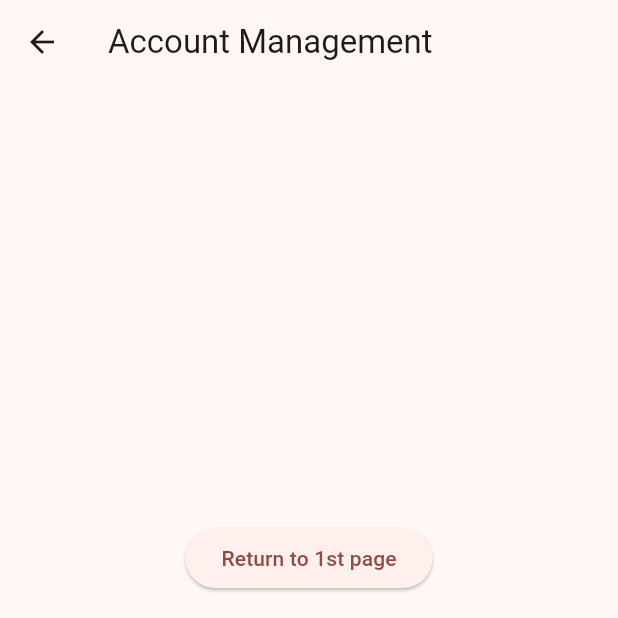
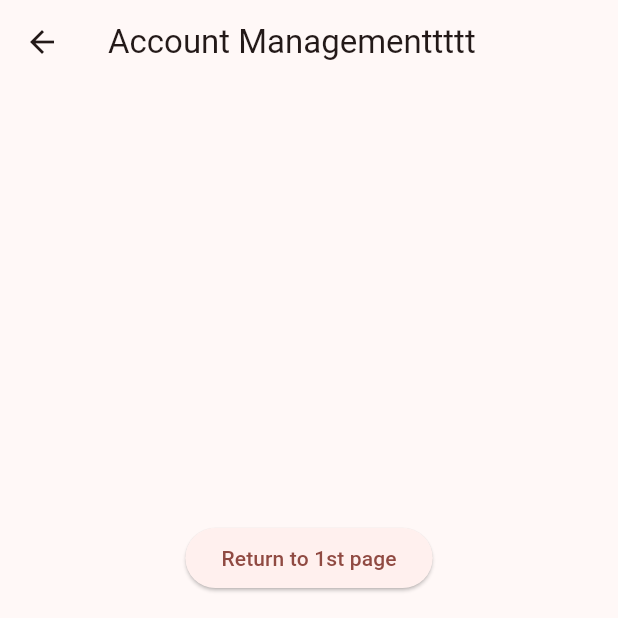
Before and after one commit to Loobkom/mobile, a Flutter app: the SecondPage screen opened directly, on a phone screen of 412 x 824 dp, the top half of it. Run offline on Flutter 3.47's test engine with Material 3 defaults, Android fonts, the phone set to English and light mode, and no system bars.

Commit message:
change text

```diff
--- a/lib/main.dart
+++ b/lib/main.dart
@@ -77,21 +77,21 @@ class SecondPage extends StatelessWidget {
   Widget build(BuildContext context) {
     return Scaffold(
       appBar: AppBar(
-        title: const Text('Account Management'),
+        title: const Text('Account Managementtttt'),
       ),
       body: Center(
         child: Column(
           mainAxisAlignment: MainAxisAlignment.center,
           children: [
             ElevatedButton(
-                onPressed: (){
+              onPressed: () {
                 Navigator.pop(context);
               },
               child: const Text('Return to 1st page'),
             ),
             const SizedBox(height: 20),
             ElevatedButton(
-          onPressed: (){
+              onPressed: () {
                 Navigator.push(
                   context,
                   MaterialPageRoute(builder: (context) => const RegisterPage()),
@@ -104,7 +104,7 @@ class SecondPage extends StatelessWidget {
             ),
             const SizedBox(height: 20),
             ElevatedButton(
-              onPressed: (){
+              onPressed: () {
                 Navigator.push(
                   context,
                   MaterialPageRoute(builder: (context) => const LoginPage()),
```
Lines whose indentation alone changed are shown as unchanged.
